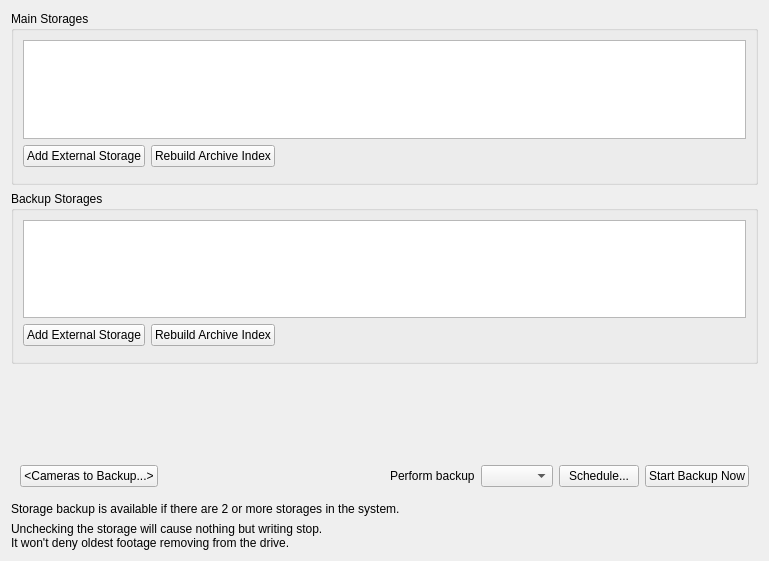
Qt form client/src/ui/widgets/properties/storage_config_widget.ui (networkoptix/nx_open) before a commit.
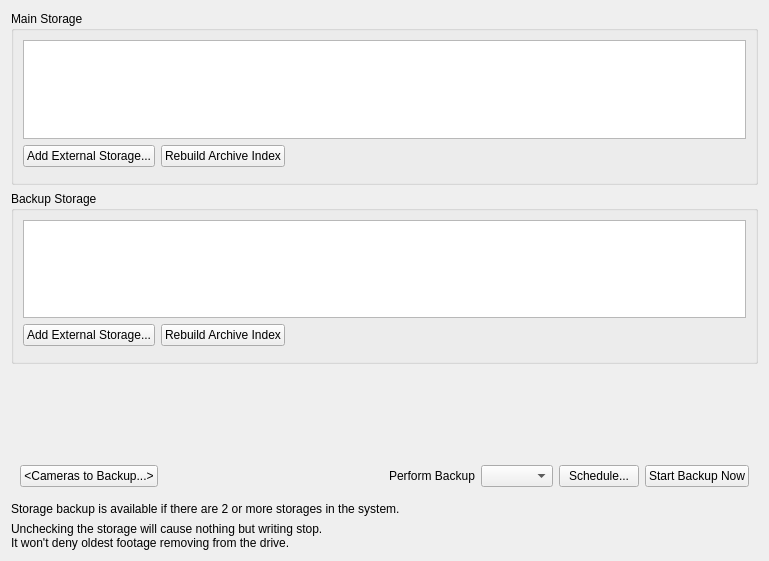
The same form after that commit. Custom widgets are drawn as their Qt base class.

Commit message:
VMS-1556: Backup may not start on demand
<==== Mercurial data ====>
Branch: dev_2.5.0_gui

What changed in the file:
```diff
--- a/client/src/ui/widgets/properties/storage_config_widget.ui
+++ b/client/src/ui/widgets/properties/storage_config_widget.ui
@@ -14,7 +14,7 @@
    <item>
     <widget class="QGroupBox" name="storagesGroupBox">
      <property name="title">
-      <string>Main Storages</string>
+      <string>Main Storage</string>
      </property>
      <layout class="QVBoxLayout" name="verticalLayout" stretch="1,0,0">
       <item>
@@ -50,7 +50,7 @@
         <item>
          <widget class="QPushButton" name="addExtStorageToMainBtn">
           <property name="text">
-           <string>Add External Storage</string>
+           <string>Add External Storage...</string>
           </property>
          </widget>
         </item>
@@ -85,7 +85,7 @@
    <item>
     <widget class="QGroupBox" name="backupStoragesGroupBox">
      <property name="title">
-      <string>Backup Storages</string>
+      <string>Backup Storage</string>
      </property>
      <layout class="QVBoxLayout" name="verticalLayout_4" stretch="1,0,0">
       <item>
@@ -127,7 +127,7 @@
         <item>
          <widget class="QPushButton" name="addExtStorageToBackupBtn">
           <property name="text">
-           <string>Add External Storage</string>
+           <string>Add External Storage...</string>
           </property>
          </widget>
         </item>
@@ -262,7 +262,7 @@
         <item>
          <widget class="QLabel" name="whenToBackupLabel">
           <property name="text">
-           <string>Perform backup</string>
+           <string>Perform Backup</string>
           </property>
          </widget>
         </item>
```
The commit also changes 8 other files.
